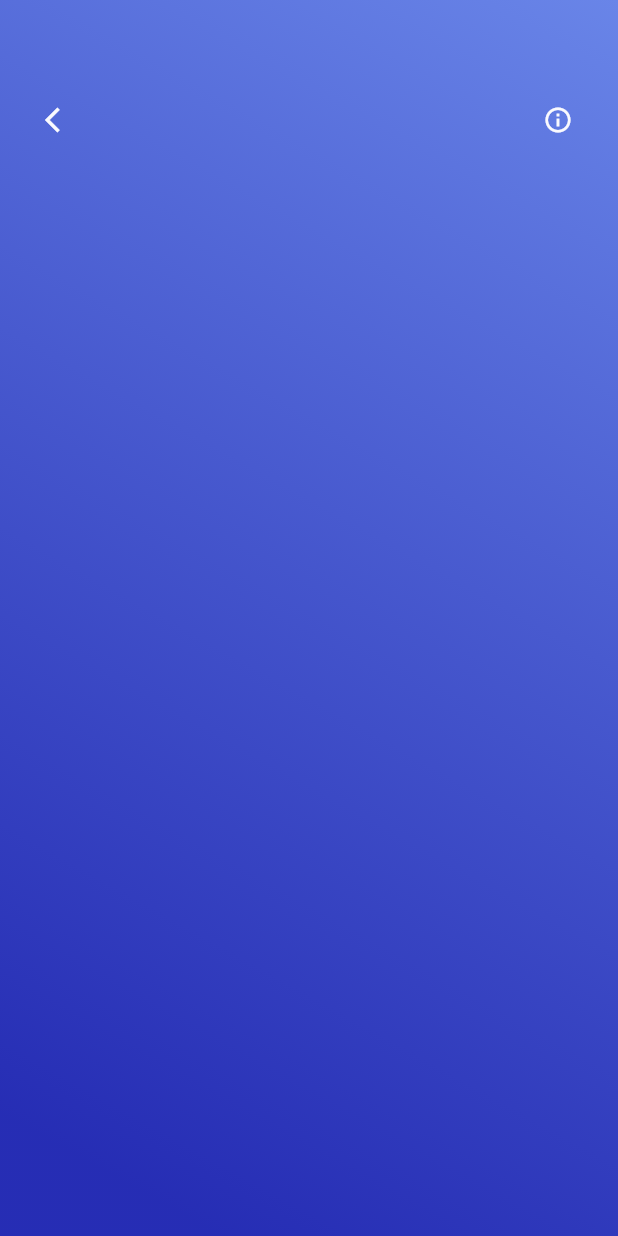
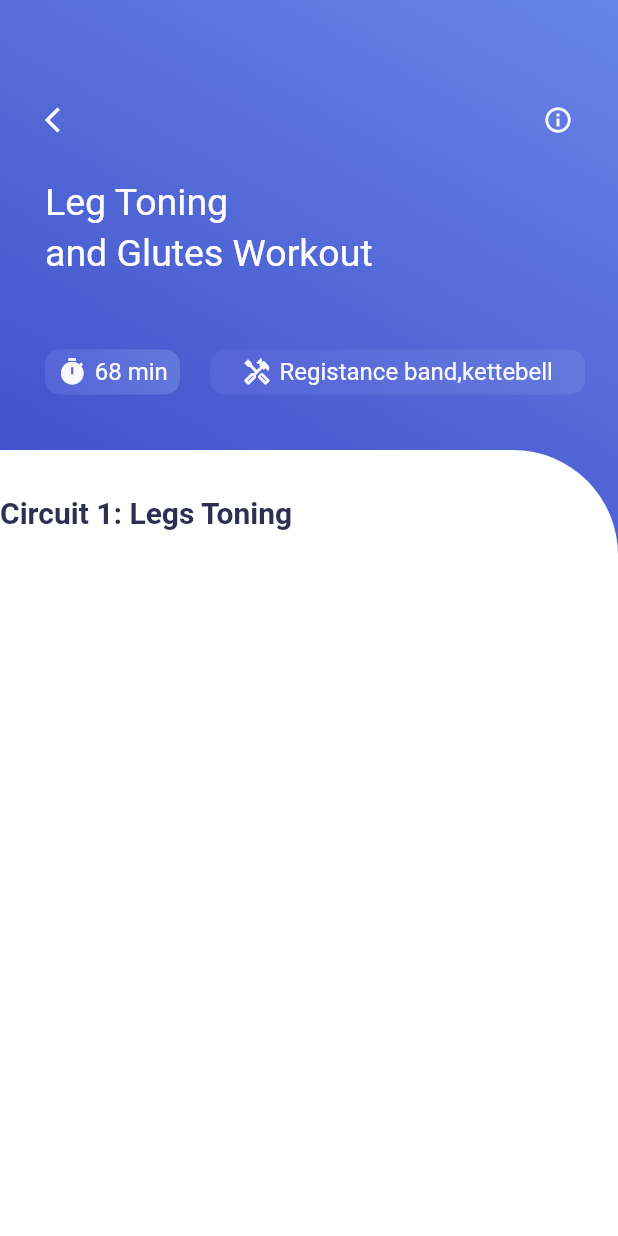
Before and after one commit to siam786/fluuter-training-app, a Flutter app: the screen it shows after launch, on a phone screen of 412 x 824 dp. Run offline on Flutter 3.47's test engine with Material 2 defaults, Android fonts, the phone set to English and light mode, and no system bars.

Commit message:
add video page

```diff
--- a/lib/Video_info.dart
+++ b/lib/Video_info.dart
@@ -1,10 +1,12 @@
+// ignore_for_file: prefer_const_constructors
+
 import 'package:flutter/cupertino.dart';
 import 'package:flutter/material.dart';
 
 import 'colors.dart' as color;
 
 class Video_info extends StatefulWidget {
-  const Video_info({ Key? key }) : super(key: key);
+  const Video_info({Key? key}) : super(key: key);
 
   @override
   _Video_infoState createState() => _Video_infoState();
@@ -16,39 +18,154 @@ class _Video_infoState extends State<Video_info> {
     return Scaffold(
       body: Container(
         decoration: BoxDecoration(
-          gradient: LinearGradient(
-            colors: [
-              color.AppColor.gradientFirst.withOpacity(0.9),
-              color.AppColor.gradientSecond
-            ],
-            begin: const FractionalOffset(0.0, 0.9),
-            end: Alignment.topRight
-          )
-        ),
+            gradient: LinearGradient(colors: [
+          color.AppColor.gradientFirst.withOpacity(0.9),
+          color.AppColor.gradientSecond
+        ], begin: const FractionalOffset(0.0, 0.9), end: Alignment.topRight)),
         child: Column(
           children: [
             Container(
-              padding: const EdgeInsets.only(top: 70,left: 30,right: 30),
+              padding: const EdgeInsets.only(top: 70, left: 30, right: 30),
               width: MediaQuery.of(context).size.width,
               height: 300,
               child: Column(
+                crossAxisAlignment: CrossAxisAlignment.start,
                 children: [
-                 Row(
+                  Row(
                     children: [
-                      Icon(Icons.arrow_back_ios,size: 20,
-                  color: color.AppColor.secondPageIconColor),
-                  Expanded(child: Container()),
-                  Icon(Icons.info_outline,size: 20,
-                  color: color.AppColor.secondPageIconColor),
+                      Icon(Icons.arrow_back_ios,
+                          size: 20, color: color.AppColor.secondPageIconColor),
+                      Expanded(child: Container()),
+                      Icon(Icons.info_outline,
+                          size: 20, color: color.AppColor.secondPageIconColor),
                     ],
-                 )
+                  ),
+                  SizedBox(
+                    height: 30,
+                  ),
+                  Text(
+                    "Leg Toning",
+                    style: TextStyle(
+                      fontSize: 25,
+                      color: color.AppColor.secondPageTitleColor,
+                    ),
+                  ),
+                  SizedBox(
+                    height: 5,
+                  ),
+                  Text(
+                    "and Glutes Workout",
+                    style: TextStyle(
+                        fontSize: 25,
+                        color: color.AppColor.secondPageTitleColor),
+                  ),
+                  SizedBox(
+                    height: 50,
+                  ),
+                  Row(
+                    children: [
+                      Container(
+                        width: 90,
+                        height: 30,
+                        decoration: BoxDecoration(
+                            borderRadius: BorderRadius.circular(10),
+                            gradient: LinearGradient(
+                                colors: [
+                                  color.AppColor
+                                      .secondPageContainerGradient1stColor,
+                                  color.AppColor
+                                      .secondPageContainerGradient2ndColor
+                                ],
+                                begin: Alignment.bottomLeft,
+                                end: Alignment.topRight)),
+                        child: Row(
+                          mainAxisAlignment: MainAxisAlignment.center,
+                          children: [
+                            Icon(
+                              Icons.timer,
+                              size: 20,
+                              color: color.AppColor.secondPageIconColor,
+                            ),
+                            SizedBox(
+                              width: 5,
+                            ),
+                            Text(
+                              "68 min",
+                              style: TextStyle(
+                                  fontSize: 16,
+                                  color: color.AppColor.secondPageIconColor),
+                            )
+                          ],
+                        ),
+                      ),
+                      SizedBox(
+                        width: 20,
+                      ),
+                      Container(
+                        width: 250,
+                        height: 30,
+                        decoration: BoxDecoration(
+                            borderRadius: BorderRadius.circular(10),
+                            gradient: LinearGradient(
+                                colors: [
+                                  color.AppColor
+                                      .secondPageContainerGradient1stColor,
+                                  color.AppColor
+                                      .secondPageContainerGradient2ndColor
+                                ],
+                                begin: Alignment.bottomLeft,
+                                end: Alignment.topRight)),
+                        child: Row(
+                          mainAxisAlignment: MainAxisAlignment.center,
+                          children: [
+                            Icon(
+                              Icons.handyman_outlined,
+                              size: 20,
+                              color: color.AppColor.secondPageIconColor,
+                            ),
+                            SizedBox(
+                              width: 5,
+                            ),
+                            Text(
+                              "Registance band,kettebell",
+                              style: TextStyle(
+                                  fontSize: 16,
+                                  color: color.AppColor.secondPageIconColor),
+                            )
+                          ],
+                        ),
+                      ),
+                    ],
+                  ),
                 ],
               ),
-            )
+            ),
+            Expanded(
+                child: Container(
+                decoration: BoxDecoration(
+                color: Colors.white,
+                borderRadius: BorderRadius.only(
+                  topRight: Radius.circular(70)
+                ),
+              ),
+              child: Column(
+                children: [
+                  SizedBox(height: 30,),
+                  Row(
+                    children: [
+                      Text("Circuit 1: Legs Toning",
+                      style: TextStyle(
+                        fontSize: 20,
+                        fontWeight: FontWeight.bold,
+                        color: color.AppColor.circuitsColor
+                      ),)
+                    ],
+                  )
+              ],),
+            ))
           ],
         ),
       ),
-
     );
   }
 }
--- a/lib/homePage.dart
+++ b/lib/homePage.dart
@@ -1,3 +1,5 @@
+// ignore_for_file: prefer_const_constructors
+
 import 'dart:convert';
 
 import 'package:flutter/cupertino.dart';
```
